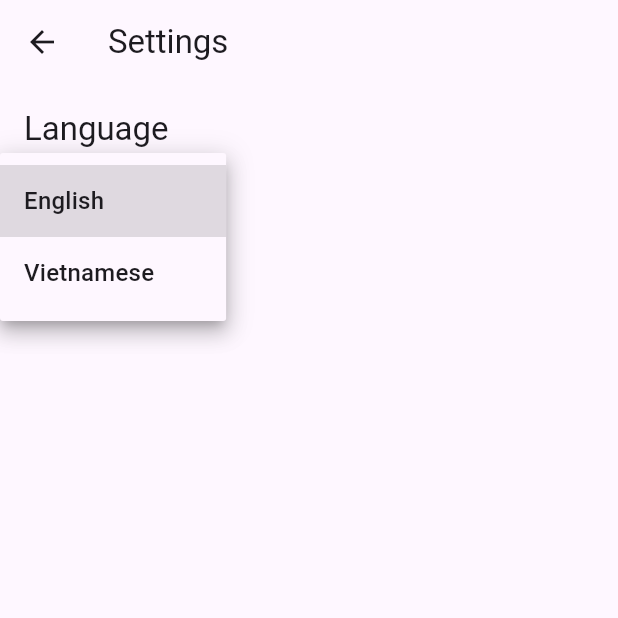
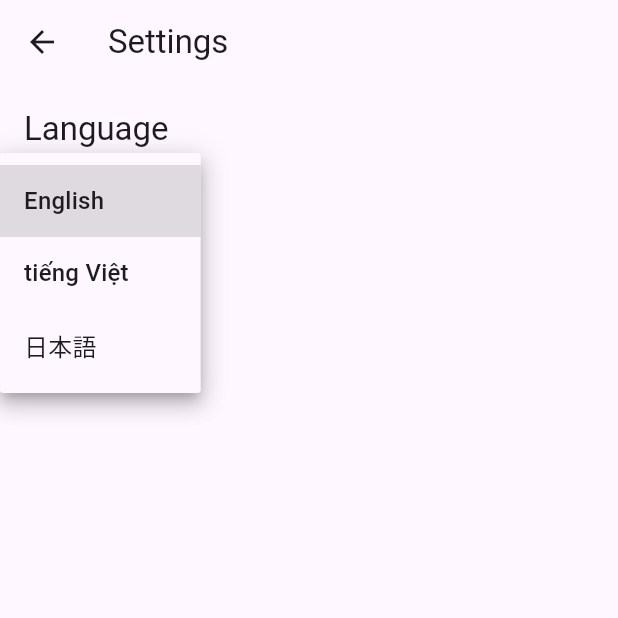
Before and after one commit to kiu-chan/ui_project, a Flutter app: the SettingsPage screen opened directly, after a tap on "English", on a phone screen of 412 x 824 dp, the top half of it. Run offline on Flutter 3.47's test engine with Material 3 defaults, Android fonts, the phone set to English and light mode, and no system bars; our stand-ins replace firebase_core; missing offline and left inert: mapbox_gl; accounts and stored records are empty; generated files the repository leaves out were written again.

Commit message:
add languae

```diff
--- a/lib/l10n/app_en.arb
+++ b/lib/l10n/app_en.arb
@@ -4,5 +4,6 @@
   "settings": "Settings",
   "language": "Language",
   "english": "English",
-  "vietnamese": "Vietnamese"
+  "vietnamese": "tiếng Việt",
+  "japanese": "日本語"
 }
--- /dev/null
+++ b/lib/l10n/app_ja.arb
@@ -0,0 +1,9 @@
+{
+  "home": "ホーム",
+  "map": "地図",
+  "settings": "設定",
+  "language": "言語",
+  "english": "English",
+  "vietnamese": "Tiếng Việt",
+  "japanese": "日本語"
+}
--- a/lib/l10n/app_vi.arb
+++ b/lib/l10n/app_vi.arb
@@ -3,6 +3,7 @@
   "map": "Bản đồ",
   "settings": "Cài đặt",
   "language": "Ngôn ngữ",
-  "english": "Tiếng Anh",
-  "vietnamese": "Tiếng Việt"
+  "english": "English",
+  "vietnamese": "Tiếng Việt",
+  "japanese": "日本語"
 }
--- a/lib/src/page/settings/settings_page.dart
+++ b/lib/src/page/settings/settings_page.dart
@@ -35,6 +35,10 @@ class SettingsPage extends StatelessWidget {
                   value: 'vi',
                   child: Text(AppLocalizations.of(context)!.vietnamese),
                 ),
+                DropdownMenuItem(
+                  value: 'ja',
+                  child: Text(AppLocalizations.of(context)!.japanese),
+                ),
               ],
               onChanged: (String? newValue) {
                 if (newValue != null) {
```
Also changed, not shown: 1 other file.
